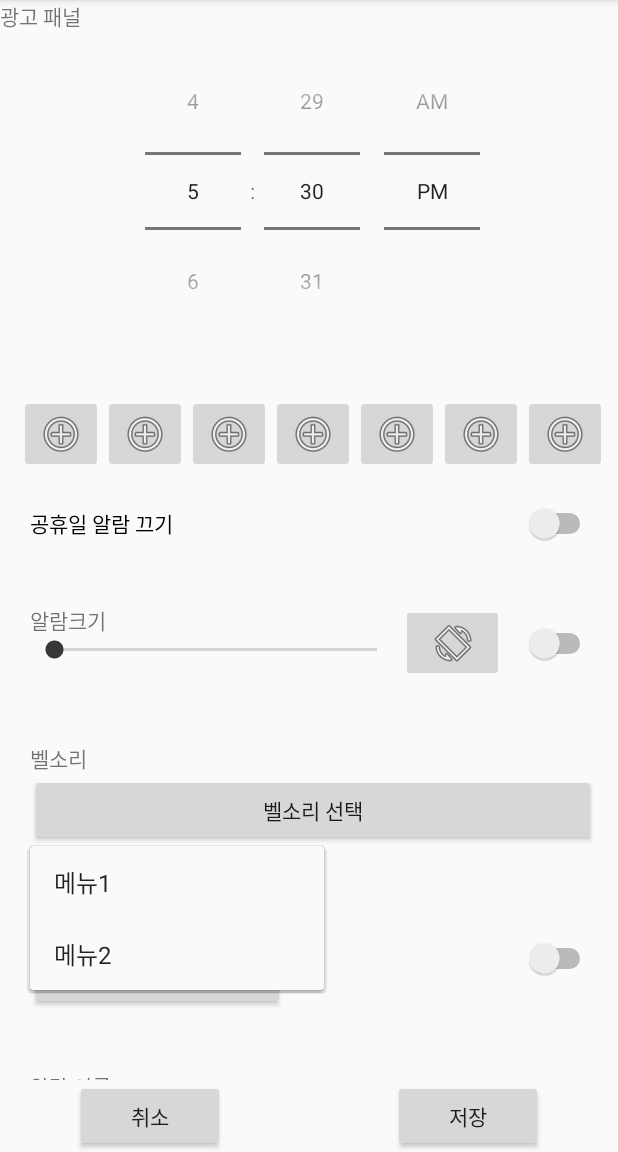
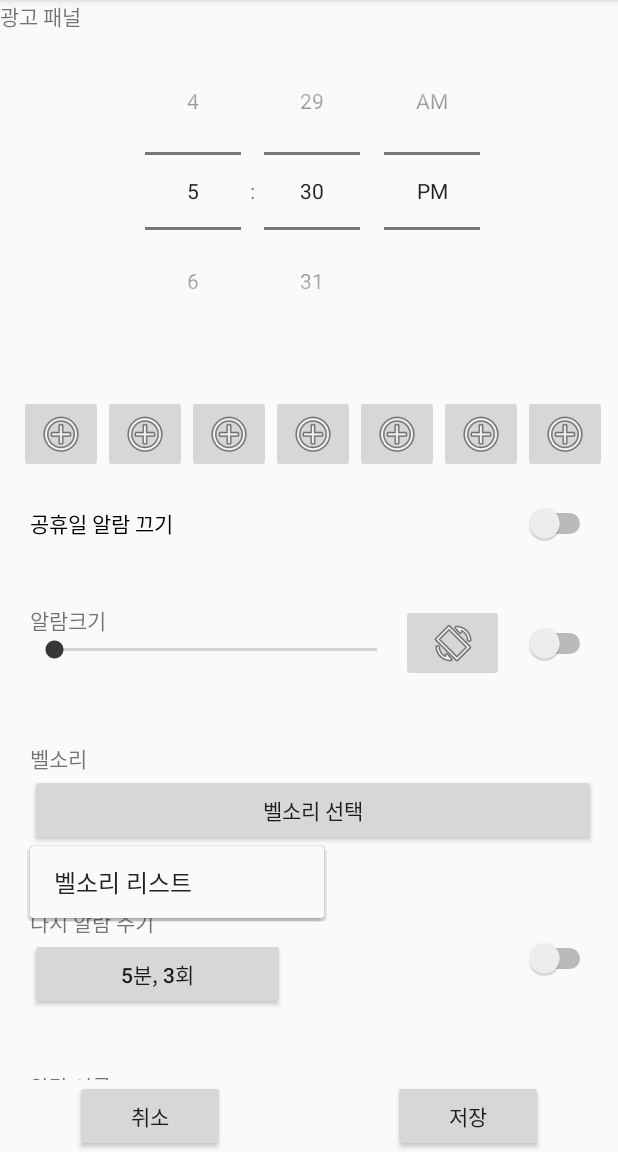
Before and after one commit to HyunQQ/android_alram_dev, an Android app: the AlramSetActivity screen opened directly, with no data from a screen before it, after a tap on "벨소리 선택", on a phone screen of 412 x 824 dp, the part 84-1236 px from its top. Run offline under Robolectric (Android 15) with nearby library versions, the phone set to English and light mode, and no system bars.

Commit message:
AlramSetActivity slec cycle 팝업 메뉴 테스트 추가

```diff
--- a/app/src/main/res/menu/selc_bell_menu.xml
+++ b/app/src/main/res/menu/selc_bell_menu.xml
@@ -4,9 +4,6 @@
     tools:context="com.example.ch9_popup_menu.Popupmenu" >
 
     <item android:id="@+id/m1"
-        android:title="메뉴1"/>
-
-    <item android:id="@+id/m2"
-        android:title="메뉴2"/>
+        android:title="벨소리 리스트"/>
 
 </menu>
--- /dev/null
+++ b/app/src/main/res/menu/selc_cycle_menu.xml
@@ -0,0 +1,15 @@
+
+<menu xmlns:android="http://schemas.android.com/apk/res/android"
+    xmlns:tools="http://schemas.android.com/tools"
+    tools:context="com.example.ch9_popup_menu.Popupmenu" >
+
+    <item android:id="@+id/alram_cycle_1"
+        android:title="5분 3회"/>
+    <item android:id="@+id/alram_cycle_2"
+        android:title="5분 5회"/>
+    <item android:id="@+id/alram_cycle_3"
+        android:title="10분 3회"/>
+    <item android:id="@+id/alram_cycle_4"
+        android:title="10분 5회"/>
+
+</menu>
```
Also changed, not shown: app/src/main/java/com/example/groupalram/AlramSetActivity.java (+32 -4 lines).
